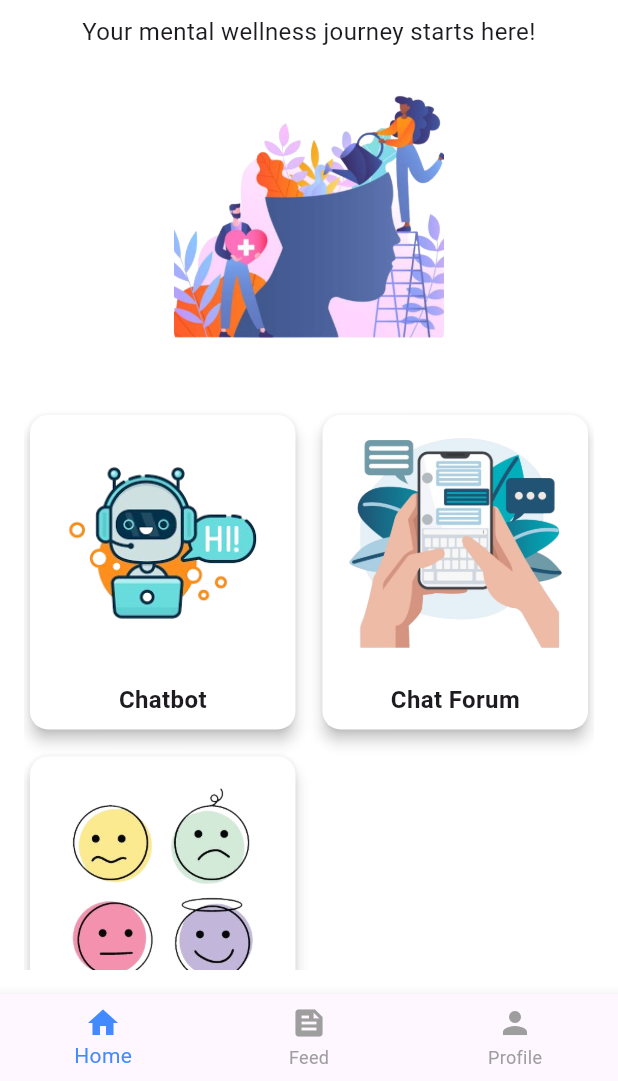
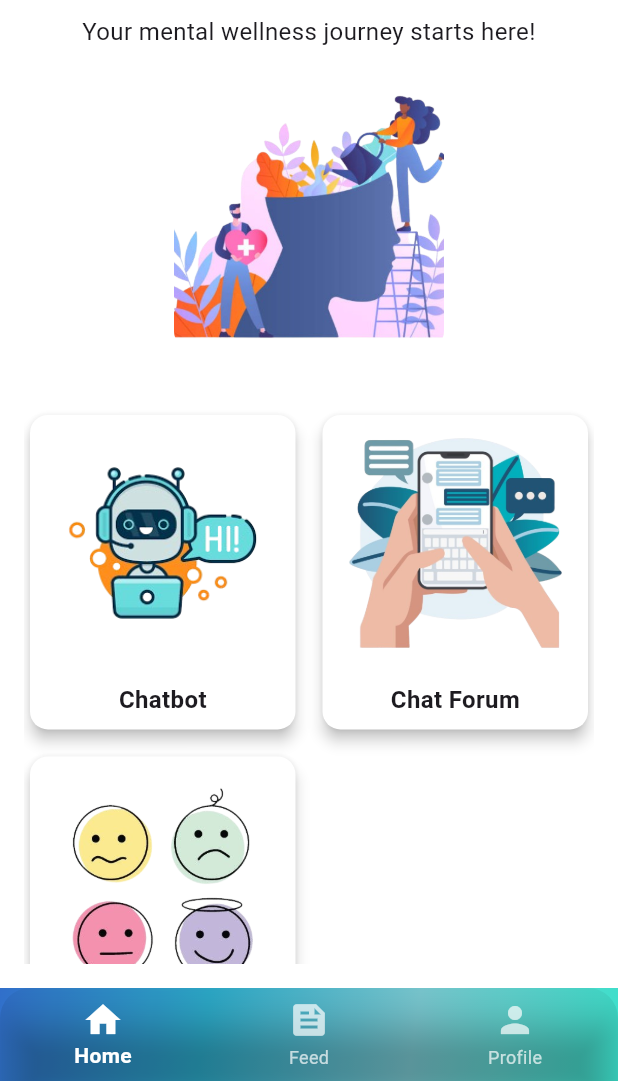
Before and after one commit to Ranumi123/SDGP, a Flutter app: the screen it shows after launch, on a phone screen of 412 x 824 dp, the part 155-1236 px from its top. Run offline on Flutter 3.47's test engine with Material 3 defaults, Android fonts, the phone set to English and light mode, and no system bars.

Commit message:
Changed the navbar

```diff
--- a/lib/bottom_navbar.dart
+++ b/lib/bottom_navbar.dart
@@ -8,16 +8,50 @@ class BottomNavBar extends StatelessWidget {
 
   @override
   Widget build(BuildContext context) {
-    return BottomNavigationBar(
-      currentIndex: selectedIndex,
-      onTap: onItemTapped,
-      selectedItemColor: Colors.blueAccent,
-      unselectedItemColor: Colors.grey,
-      items: const [
-        BottomNavigationBarItem(icon: Icon(Icons.home), label: 'Home'),
-        BottomNavigationBarItem(icon: Icon(Icons.feed), label: 'Feed'),
-        BottomNavigationBarItem(icon: Icon(Icons.person), label: 'Profile'),
-      ],
+    return Container(
+      decoration: BoxDecoration(
+        gradient: LinearGradient(
+          colors: [
+            Color(0xFF316FCA),
+            Color(0xFF2DABCA),
+            Color(0xFF7BCBD3),
+            Color(0xFF3CDFCA),
+          ],
+          begin: Alignment.topLeft,
+          end: Alignment.bottomRight,
+        ),
+      ),
+      child: ClipRRect(
+        borderRadius: BorderRadius.only(
+            topLeft: Radius.circular(20),
+            topRight: Radius.circular(20)
+        ),
+        child: BottomNavigationBar(
+          currentIndex: selectedIndex,
+          onTap: onItemTapped,
+          backgroundColor: Colors.transparent,
+          selectedItemColor: Colors.white,
+          unselectedItemColor: Colors.white70,
+          elevation: 10,
+          type: BottomNavigationBarType.fixed, // Keeps labels visible
+          selectedLabelStyle: TextStyle(fontWeight: FontWeight.bold),
+          unselectedLabelStyle: TextStyle(fontSize: 12),
+          items: const [
+            BottomNavigationBarItem(
+              icon: Icon(Icons.home, size: 28),
+              label: 'Home',
+            ),
+            BottomNavigationBarItem(
+              icon: Icon(Icons.feed, size: 28),
+              label: 'Feed',
+            ),
+            BottomNavigationBarItem(
+              icon: Icon(Icons.person, size: 28),
+              label: 'Profile',
+            ),
+          ],
+        ),
+      ),
     );
   }
 }
```
